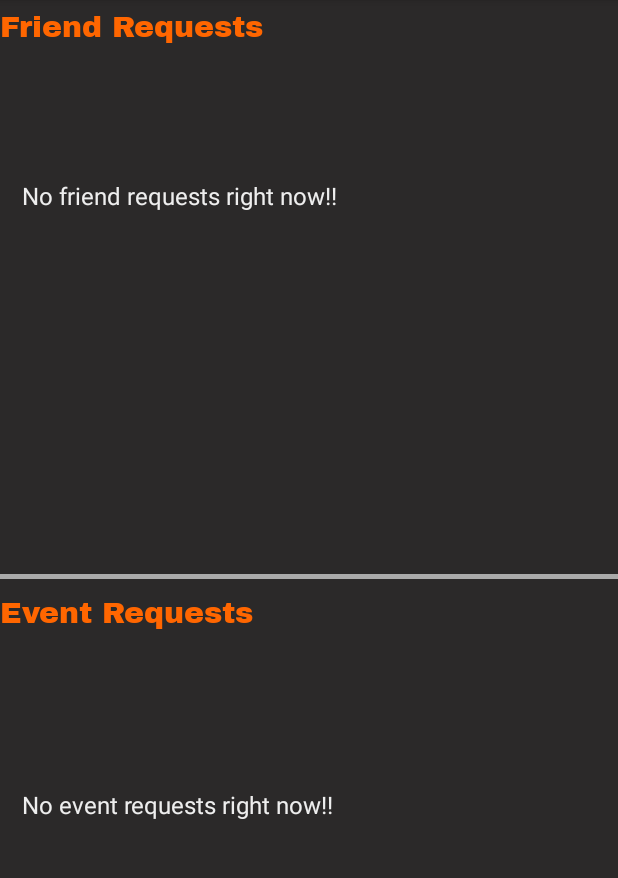
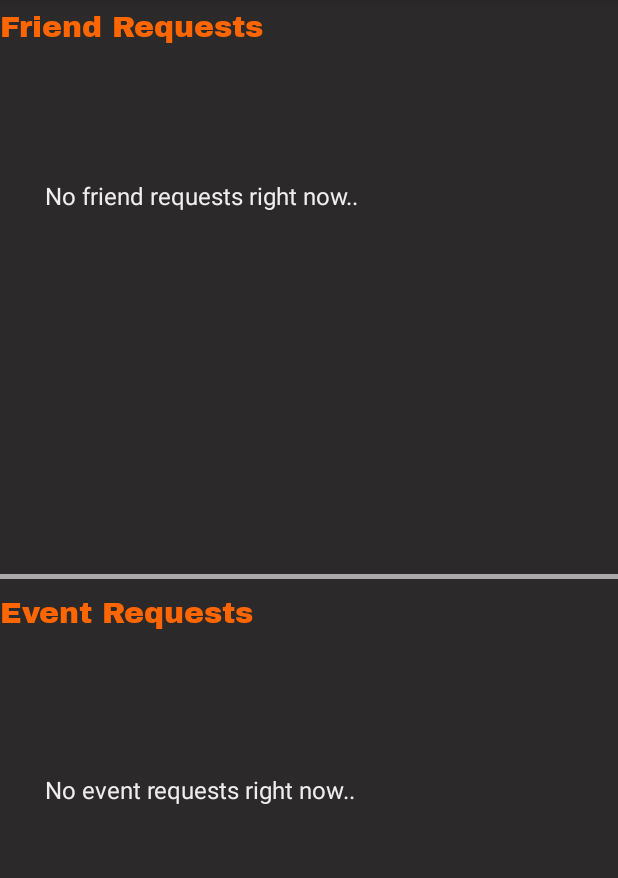
Before and after one commit to vaibhavr4/Out_fit_Android_App, an Android app: the fragment FriendRequestsTabFragment shown on its own in the app's theme, on a phone screen of 412 x 824 dp, the part 84-962 px from its top. Run offline under Robolectric (Android 15) with nearby library versions, the phone set to English and light mode, and no system bars; our stand-ins replace Firebase (no records; nobody signed in at launch, a user with empty details on screens opened directly); Roboto replaces fonts that are not available here.

Commit message:
UPdated minor bug fix

```diff
--- a/app/src/main/java/com/vaibhav/out_fit/FriendRequestsTabFragment.java
+++ b/app/src/main/java/com/vaibhav/out_fit/FriendRequestsTabFragment.java
@@ -55,14 +55,12 @@ public class FriendRequestsTabFragment extends Fragment {
 
         eventRequestsListView = view.findViewById(R.id.eventRequestList);
         TextView emptyEvent = view.findViewById(R.id.NoEventRequest);
-        emptyEvent.setText("No event requests right now!!");
-        emptyEvent.setGravity(RelativeLayout.CENTER_HORIZONTAL);
+        emptyEvent.setText("No event requests right now..");
 
         eventRequestsListView.setEmptyView(emptyEvent);
 
         TextView emptyFriends = view.findViewById(R.id.NoFriendRequest);
-        emptyFriends.setText("No friend requests right now!!");
-        emptyFriends.setGravity(RelativeLayout.CENTER_HORIZONTAL);
+        emptyFriends.setText("No friend requests right now..");
         friendRequestsListView.setEmptyView(emptyFriends);
 
 
--- a/app/src/main/java/com/vaibhav/out_fit/NewsFeedTabFragment.java
+++ b/app/src/main/java/com/vaibhav/out_fit/NewsFeedTabFragment.java
@@ -48,6 +48,7 @@ public class NewsFeedTabFragment extends Fragment {
         newsListView = view.findViewById(R.id.newsList);
         eventsListView = view.findViewById(R.id.eventsList);
 
+        newsListView.setClickable(false);
         TextView noEvents = (TextView) view.findViewById(R.id.NoEvents);
         noEvents.setText("No Events Scheduled right now!");
         eventsListView.setEmptyView(noEvents);
--- a/app/src/main/res/layout/fragment_friend_requests_layout.xml
+++ b/app/src/main/res/layout/fragment_friend_requests_layout.xml
@@ -37,7 +37,6 @@
             android:id="@+id/NoFriendRequest"
             android:layout_width="match_parent"
             android:layout_height="wrap_content"
-            android:layout_centerHorizontal="true"
             android:layout_marginTop="119dp"
             android:layout_marginBottom="226dp"
             android:layout_marginLeft="30dp"
@@ -79,12 +78,8 @@
             android:id="@+id/NoEventRequest"
             android:layout_width="match_parent"
             android:layout_height="wrap_content"
-            android:layout_alignTop="@+id/eventReqText"
-            android:layout_alignBottom="@+id/eventRequestList"
-            android:layout_centerHorizontal="true"
+            android:layout_marginLeft="30dp"
             android:layout_marginTop="129dp"
-            android:layout_marginBottom="202dp"
-            android:layout_marginLeft="30dp"
             android:textColor="@color/white_greyish"
             android:textSize="16sp" />
     </RelativeLayout>
```
